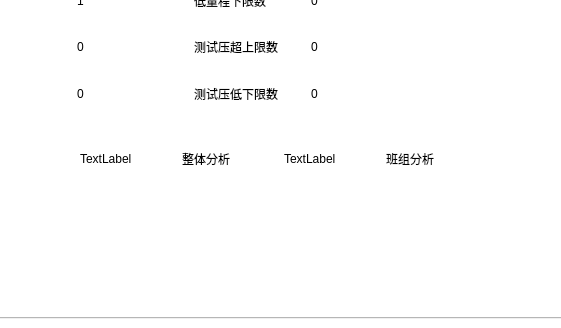
The window that formviewdata.ui (LEmbedder/widget-mcu) describes before a commit, drawn with Qt 5; both pictures show x 121 to 682 and y 152 to 480 of the 800 by 480 pixel window.
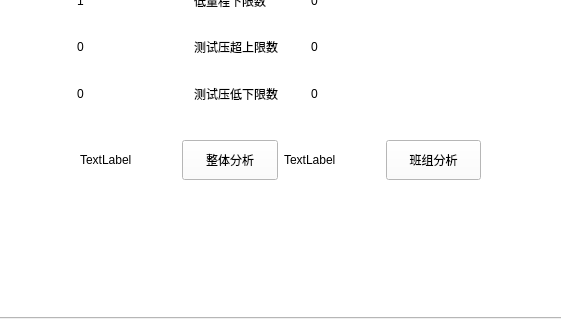
The same window after the commit. The open tabs and pages were chosen to show the change.

```diff
--- a/formviewdata.ui
+++ b/formviewdata.ui
@@ -454,7 +454,7 @@
             <x>190</x>
             <y>220</y>
             <width>401</width>
-            <height>51</height>
+            <height>54</height>
            </rect>
           </property>
           <layout class="QHBoxLayout" name="horizontalLayout_17">
@@ -468,7 +468,13 @@
               </widget>
              </item>
              <item>
-              <widget class="QLabel" name="label_12">
+              <widget class="QPushButton" name="pushButton_total">
+               <property name="minimumSize">
+                <size>
+                 <width>0</width>
+                 <height>40</height>
+                </size>
+               </property>
                <property name="text">
                 <string>整体分析</string>
                </property>
@@ -486,7 +492,13 @@
               </widget>
              </item>
              <item>
-              <widget class="QLabel" name="label_26">
+              <widget class="QPushButton" name="pushButton_select">
+               <property name="minimumSize">
+                <size>
+                 <width>0</width>
+                 <height>40</height>
+                </size>
+               </property>
                <property name="text">
                 <string>班组分析</string>
                </property>
```
Left out of the diff: 2 changed lines with no effect on the pictures.
